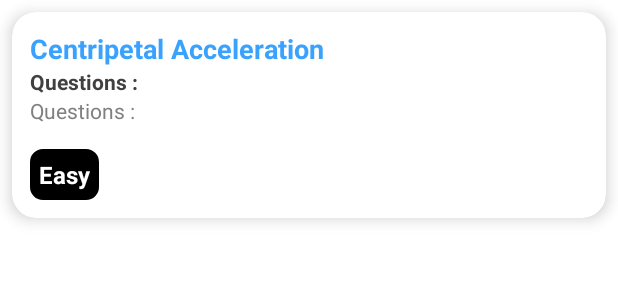
After one commit to WafiRepo/G-Uphysic, an Android app: the layout item_user_questions.xml on its own in the app's theme, with its tools: preview values and no code run, on a phone screen of 412 x 824 dp. The commit adds this screen. Shown: the top 300 px of the screen. Run offline under Robolectric (Android 15) with nearby library versions, the phone set to English and light mode, and no system bars.

Commit message:
add list questions activity

```diff
--- a/app/src/main/AndroidManifest.xml
+++ b/app/src/main/AndroidManifest.xml
@@ -261,6 +261,10 @@
             android:name=".activity.UserGeneratesQuestionActivity"
             android:screenOrientation="unspecified"
             tools:replace="screenOrientation" />
+        <activity
+            android:name=".activity.ListUserQuestionsActivity"
+            android:screenOrientation="unspecified"
+            tools:replace="screenOrientation" />
 
  <activity
             android:name=".activity.GeneratesClassQuestionActivity"
--- a/app/src/main/java/de/rwth_aachen/phyphox/activity/UserGeneratesQuestionActivity.java
+++ b/app/src/main/java/de/rwth_aachen/phyphox/activity/UserGeneratesQuestionActivity.java
@@ -312,7 +312,7 @@ public class UserGeneratesQuestionActivity extends AppCompatActivity {
 
             App app = (App) getApplication();
             DataModel dataModel = app.getDataModel();
-            dataModel.setPhotoAnswer(base64Image);
+//            dataModel.setPhotoAnswer(base64Image);
             app.setDataModel(dataModel);
         }
     }
--- a/app/src/main/java/de/rwth_aachen/phyphox/fragment/HomeFragment.java
+++ b/app/src/main/java/de/rwth_aachen/phyphox/fragment/HomeFragment.java
@@ -21,6 +21,7 @@ import de.rwth_aachen.phyphox.activity.GeneratesActivity;
 import de.rwth_aachen.phyphox.activity.HistoryRecordActivity;
 import de.rwth_aachen.phyphox.activity.IntroductionClassActivity;
 import de.rwth_aachen.phyphox.activity.LinearActivity;
+import de.rwth_aachen.phyphox.activity.ListUserQuestionsActivity;
 import de.rwth_aachen.phyphox.activity.QuestionActivity;
 import de.rwth_aachen.phyphox.model.DataModel;
 
--- /dev/null
+++ b/app/src/main/res/layout/item_user_questions.xml
@@ -0,0 +1,73 @@
+<?xml version="1.0" encoding="utf-8"?>
+<androidx.cardview.widget.CardView xmlns:android="http://schemas.android.com/apk/res/android"
+    xmlns:app="http://schemas.android.com/apk/res-auto"
+    android:layout_width="match_parent"
+    android:layout_height="wrap_content"
+    android:layout_margin="8dp"
+    app:cardCornerRadius="16dp"
+    android:background="@color/phyphox_white_100"
+    app:cardElevation="6dp">
+
+    <androidx.constraintlayout.widget.ConstraintLayout
+        android:layout_width="match_parent"
+        android:layout_height="wrap_content"
+        android:padding="12dp"
+        android:orientation="horizontal"
+        android:gravity="center_vertical">
+
+        <LinearLayout
+            android:id="@+id/llData"
+            app:layout_constraintEnd_toEndOf="parent"
+            app:layout_constraintStart_toStartOf="parent"
+            android:layout_width="0dp"
+            app:layout_constraintTop_toTopOf="parent"
+            android:layout_height="wrap_content"
+            android:layout_weight="1"
+            android:orientation="vertical">
+
+            <TextView
+                android:id="@+id/tvTopic"
+                android:layout_width="wrap_content"
+                android:layout_height="wrap_content"
+                android:text="Centripetal Acceleration"
+                android:textSize="18sp"
+                android:textStyle="bold"
+                android:textColor="@color/phyphox_blue_60"/>
+            <TextView
+                android:layout_width="wrap_content"
+                android:layout_height="wrap_content"
+                android:text="Questions :"
+                android:textSize="14sp"
+                android:textStyle="bold"
+                android:textColor="@color/phyphox_black_40"/>
+            <TextView
+                android:id="@+id/tvQuestion"
+                android:layout_width="wrap_content"
+                android:layout_height="wrap_content"
+                android:text="Questions :"
+                android:textSize="14sp"
+                android:textColor="@color/phyphox_white_50_black_50"/>
+
+            <LinearLayout
+                android:layout_width="wrap_content"
+                android:layout_height="wrap_content"
+                android:orientation="horizontal"
+                android:layout_marginTop="16dp">
+
+                <TextView
+                    android:id="@+id/tvType"
+                    android:layout_width="wrap_content"
+                    android:layout_height="wrap_content"
+                    android:background="@drawable/background_8_black"
+                    android:text="Easy"
+                    android:padding="6dp"
+                    android:textColor="@android:color/white"
+                    android:textStyle="bold"/>
+
+
+            </LinearLayout>
+        </LinearLayout>
+
+
+    </androidx.constraintlayout.widget.ConstraintLayout>
+</androidx.cardview.widget.CardView>
```
Also changed, not shown: app/src/main/java/de/rwth_aachen/phyphox/activity/ListUserQuestionsActivity.java (added, +51 -0 lines), app/src/main/java/de/rwth_aachen/phyphox/adapter/UserQuestionsAdapter.java (added, +103 -0 lines), app/src/main/res/layout/activity_list_questions.xml (added, +31 -0 lines).
